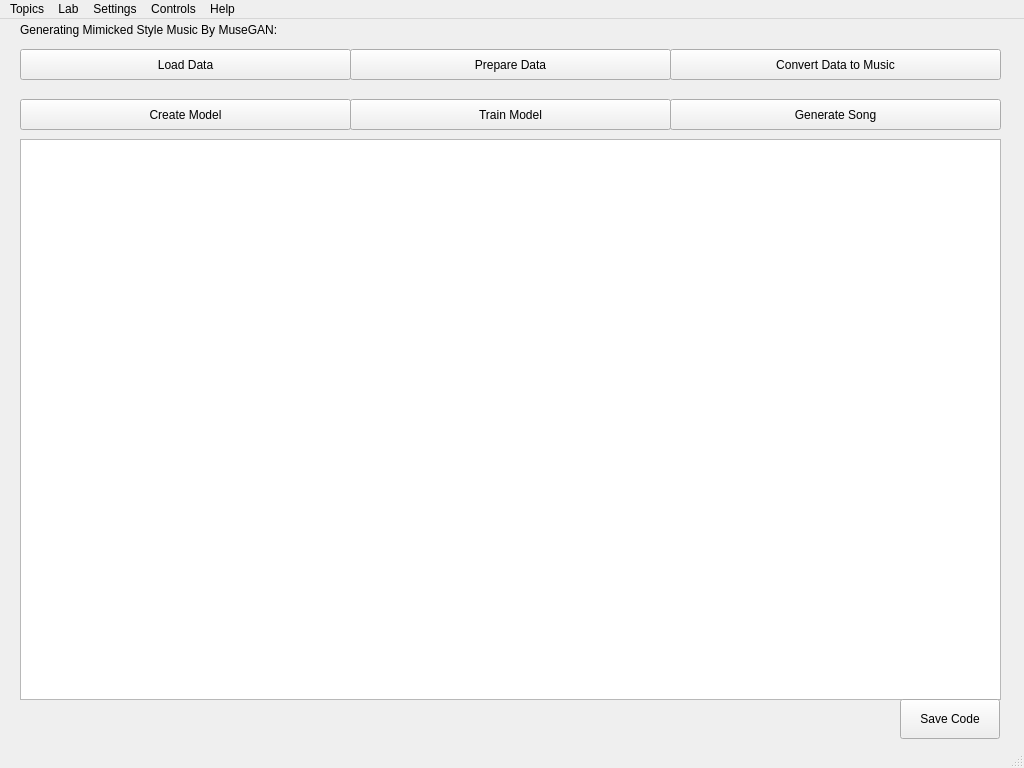
First picture: the form in ui.ui, repository mehrdadeahady/CV_with_ML_and_DL, before the edit.
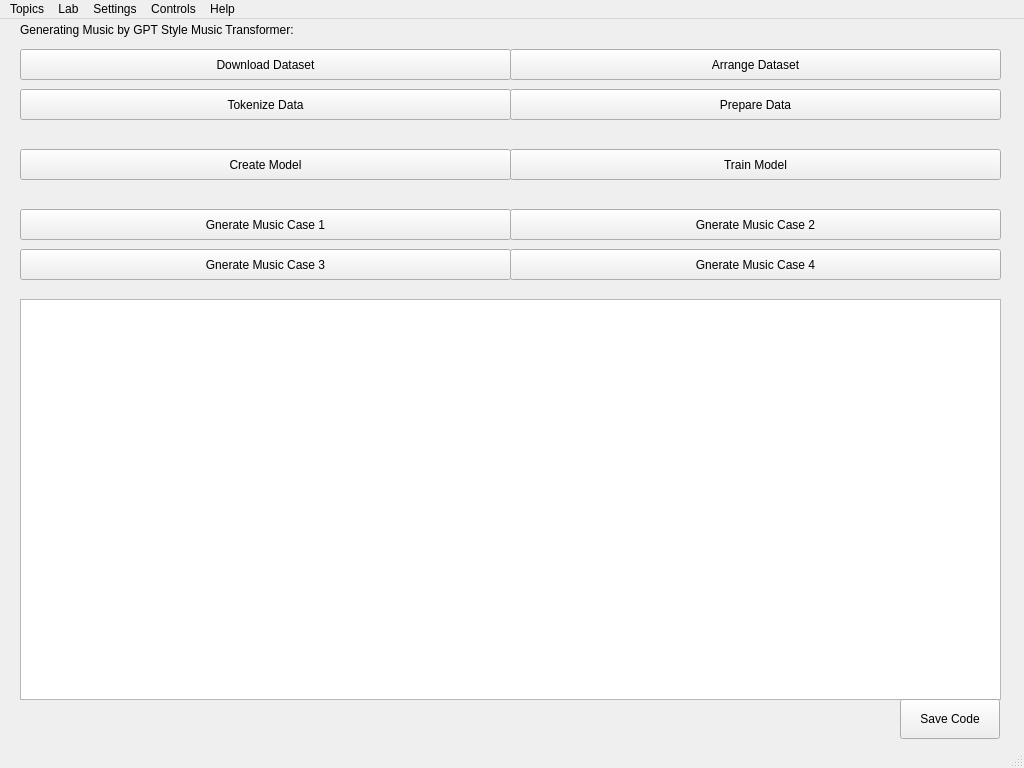
Second picture: the form after the edit. Icons and pictures are not drawn.

Commit message: UI for Generating Music by GPT Style Music Transformer added.

Patch:
```diff
--- a/ui.ui
+++ b/ui.ui
@@ -100,7 +100,7 @@
      </size>
     </property>
     <property name="currentIndex">
-     <number>16</number>
+     <number>17</number>
     </property>
     <widget class="QWidget" name="page_ImagesAndColorsManipulationsAndOprations">
      <property name="sizePolicy">
@@ -7263,6 +7263,174 @@
       </property>
      </widget>
     </widget>
+    <widget class="QWidget" name="page_GeneratingMusicByGPTStyleMusicTransformer">
+     <widget class="QTextBrowser" name="textBrowser_GeneratingMusicByGPTStyleMusicTransformer">
+      <property name="geometry">
+       <rect>
+        <x>10</x>
+        <y>280</y>
+        <width>981</width>
+        <height>401</height>
+       </rect>
+      </property>
+     </widget>
+     <widget class="QLabel" name="label_GeneratingMusicByGPTStyleMusicTransformer">
+      <property name="geometry">
+       <rect>
+        <x>10</x>
+        <y>0</y>
+        <width>981</width>
+        <height>21</height>
+       </rect>
+      </property>
+      <property name="text">
+       <string>Generating Music by GPT Style Music Transformer:</string>
+      </property>
+     </widget>
+     <widget class="QPushButton" name="pushButton_SaveCode_GeneratingMusicByGPTStyleMusicTransformer">
+      <property name="geometry">
+       <rect>
+        <x>890</x>
+        <y>680</y>
+        <width>100</width>
+        <height>40</height>
+       </rect>
+      </property>
+      <property name="text">
+       <string>Save Code</string>
+      </property>
+     </widget>
+     <widget class="QPushButton" name="pushButton_DownloadDataset_GeneratingMusicByGPTStyleMusicTransformer">
+      <property name="geometry">
+       <rect>
+        <x>10</x>
+        <y>30</y>
+        <width>491</width>
+        <height>31</height>
+       </rect>
+      </property>
+      <property name="text">
+       <string>Download Dataset</string>
+      </property>
+     </widget>
+     <widget class="QPushButton" name="pushButton_ArrangeDataset_GeneratingMusicByGPTStyleMusicTransformer">
+      <property name="geometry">
+       <rect>
+        <x>500</x>
+        <y>30</y>
+        <width>491</width>
+        <height>31</height>
+       </rect>
+      </property>
+      <property name="text">
+       <string>Arrange Dataset</string>
+      </property>
+     </widget>
+     <widget class="QPushButton" name="pushButton_TokenizeDataset_GeneratingMusicByGPTStyleMusicTransformer">
+      <property name="geometry">
+       <rect>
+        <x>10</x>
+        <y>70</y>
+        <width>491</width>
+        <height>31</height>
+       </rect>
+      </property>
+      <property name="text">
+       <string>Tokenize Data</string>
+      </property>
+     </widget>
+     <widget class="QPushButton" name="pushButton_PrepareDataset_GeneratingMusicByGPTStyleMusicTransformer">
+      <property name="geometry">
+       <rect>
+        <x>500</x>
+        <y>70</y>
+        <width>491</width>
+        <height>31</height>
+       </rect>
+      </property>
+      <property name="text">
+       <string>Prepare Data</string>
+      </property>
+     </widget>
+     <widget class="QPushButton" name="pushButton_CreateModel_GeneratingMusicByGPTStyleMusicTransformer">
+      <property name="geometry">
+       <rect>
+        <x>10</x>
+        <y>130</y>
+        <width>491</width>
+        <height>31</height>
+       </rect>
+      </property>
+      <property name="text">
+       <string>Create Model</string>
+      </property>
+     </widget>
+     <widget class="QPushButton" name="pushButton_TrainModel_GeneratingMusicByGPTStyleMusicTransformer">
+      <property name="geometry">
+       <rect>
+        <x>500</x>
+        <y>130</y>
+        <width>491</width>
+        <height>31</height>
+       </rect>
+      </property>
+      <property name="text">
+       <string>Train Model</string>
+      </property>
+     </widget>
+     <widget class="QPushButton" name="pushButton_GnerateMusicCase1_GeneratingMusicByGPTStyleMusicTransformer">
+      <property name="geometry">
+       <rect>
+        <x>10</x>
+        <y>190</y>
+        <width>491</width>
+        <height>31</height>
+       </rect>
+      </property>
+      <property name="text">
+       <string>Gnerate Music Case 1</string>
+      </property>
+     </widget>
+     <widget class="QPushButton" name="pushButton_GnerateMusicCase2_GeneratingMusicByGPTStyleMusicTransformer">
+      <property name="geometry">
+       <rect>
+        <x>500</x>
+        <y>190</y>
+        <width>491</width>
+        <height>31</height>
+       </rect>
+      </property>
+      <property name="text">
+       <string>Gnerate Music Case 2</string>
+      </property>
+     </widget>
+     <widget class="QPushButton" name="pushButton_GnerateMusicCase3_GeneratingMusicByGPTStyleMusicTransformer">
+      <property name="geometry">
+       <rect>
+        <x>10</x>
+        <y>230</y>
+        <width>491</width>
+        <height>31</height>
+       </rect>
+      </property>
+      <property name="text">
+       <string>Gnerate Music Case 3</string>
+      </property>
+     </widget>
+     <widget class="QPushButton" name="pushButton_GnerateMusicCase4_GeneratingMusicByGPTStyleMusicTransformer">
+      <property name="geometry">
+       <rect>
+        <x>500</x>
+        <y>230</y>
+        <width>491</width>
+        <height>31</height>
+       </rect>
+      </property>
+      <property name="text">
+       <string>Gnerate Music Case 4</string>
+      </property>
+     </widget>
+    </widget>
     <widget class="QWidget" name="page_AboutAuthorDeveloper">
      <widget class="QTextBrowser" name="textBrowser_AboutAuthorDeveloper">
       <property name="geometry">
```
The commit also changes 7 other files.
